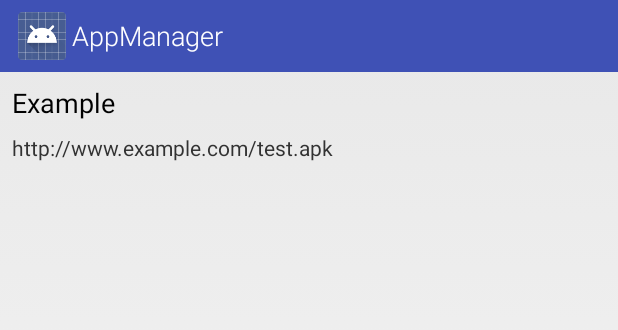
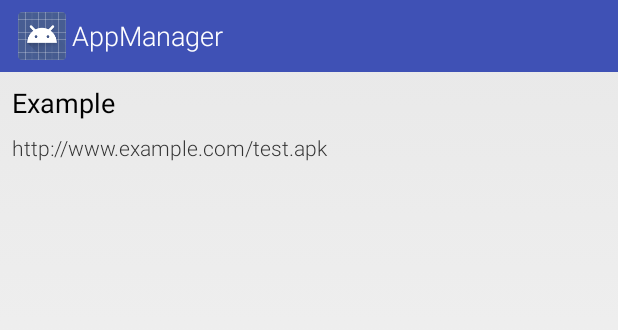
Before and after one commit to app-manager/AppManager-for-Android, an Android app: the layout row_file_entry.xml on its own in the app's theme, with its tools: preview values and no code run, on a phone screen of 412 x 824 dp. Shown: the top 330 px of the screen. Run offline under Robolectric (Android 15) with nearby library versions, the phone set to English and light mode, and no system bars; network calls fail.

Commit message:
Changed text style.

```diff
--- a/app/src/main/res/layout/row_file_entry.xml
+++ b/app/src/main/res/layout/row_file_entry.xml
@@ -8,15 +8,17 @@
 
     <TextView
         android:id="@+id/name"
+        style="@style/AppTextViewStyle.Normal"
         android:layout_width="wrap_content"
         android:layout_height="wrap_content"
-        android:textAppearance="?android:attr/textAppearanceMedium"
+        android:ellipsize="end"
         android:maxLines="1"
-        android:ellipsize="end"
-        android:text="Example" />
+        android:text="Example"
+        android:textAppearance="?android:attr/textAppearanceMedium" />
 
     <TextView
         android:id="@+id/url"
+        style="@style/AppTextViewStyle.Light"
         android:layout_width="wrap_content"
         android:layout_height="wrap_content"
         android:layout_marginTop="8dp"
--- a/app/src/main/res/values-v14/styles.xml
+++ b/app/src/main/res/values-v14/styles.xml
@@ -20,6 +20,10 @@
         <item name="android:src">@drawable/ic_action_overflow</item>
     </style>
 
+    <style name="AppTextViewStyle" parent="android:Widget.Holo.Light.TextView" />
+    <style name="AppTextViewStyle.Normal" parent="android:Widget.Holo.Light.TextView" />
+    <style name="AppTextViewStyle.Light" parent="android:Widget.Holo.Light.TextView" />
+
     <style name="AppButtonStyle" parent="android:Widget.Holo.Light.Button">
         <item name="android:background">@drawable/button_normal</item>
     </style>
--- a/app/src/main/res/values-v16/styles.xml
+++ b/app/src/main/res/values-v16/styles.xml
@@ -5,6 +5,7 @@
         <item name="android:actionBarStyle">@style/AppActionBarStyle</item>
         <item name="android:actionOverflowButtonStyle">@style/AppActionOverflowButtonStyle</item>
         <item name="android:homeAsUpIndicator">@drawable/ic_ab_back</item>
+        <item name="android:textViewStyle">@style/AppTextViewStyle</item>
     </style>
 
     <style name="AppActionBarStyle" parent="android:Widget.Holo.ActionBar.Solid">
@@ -25,4 +26,16 @@
         <item name="android:background">@drawable/button_normal</item>
     </style>
 
+    <style name="AppTextViewStyle" parent="android:Widget.Holo.Light.TextView">
+        <item name="android:fontFamily">sans-serif-light</item>
+    </style>
+
+    <style name="AppTextViewStyle.Normal" parent="android:Widget.Holo.Light.TextView">
+        <item name="android:fontFamily">sans-serif</item>
+    </style>
+
+    <style name="AppTextViewStyle.Light" parent="android:Widget.Holo.Light.TextView">
+        <item name="android:fontFamily">sans-serif-light</item>
+    </style>
+
 </resources>
--- a/app/src/main/res/values/styles.xml
+++ b/app/src/main/res/values/styles.xml
@@ -24,6 +24,10 @@
         <item name="android:background">@drawable/button_normal</item>
     </style>
 
+    <style name="AppTextViewStyle" parent="android:Widget.TextView" />
+    <style name="AppTextViewStyle.Normal" parent="android:Widget.TextView" />
+    <style name="AppTextViewStyle.Light" parent="android:Widget.TextView" />
+
     <style name="SimpleAlertDialogStyle" parent="Theme.SimpleAlertDialog.Light" />
 
 </resources>
```
